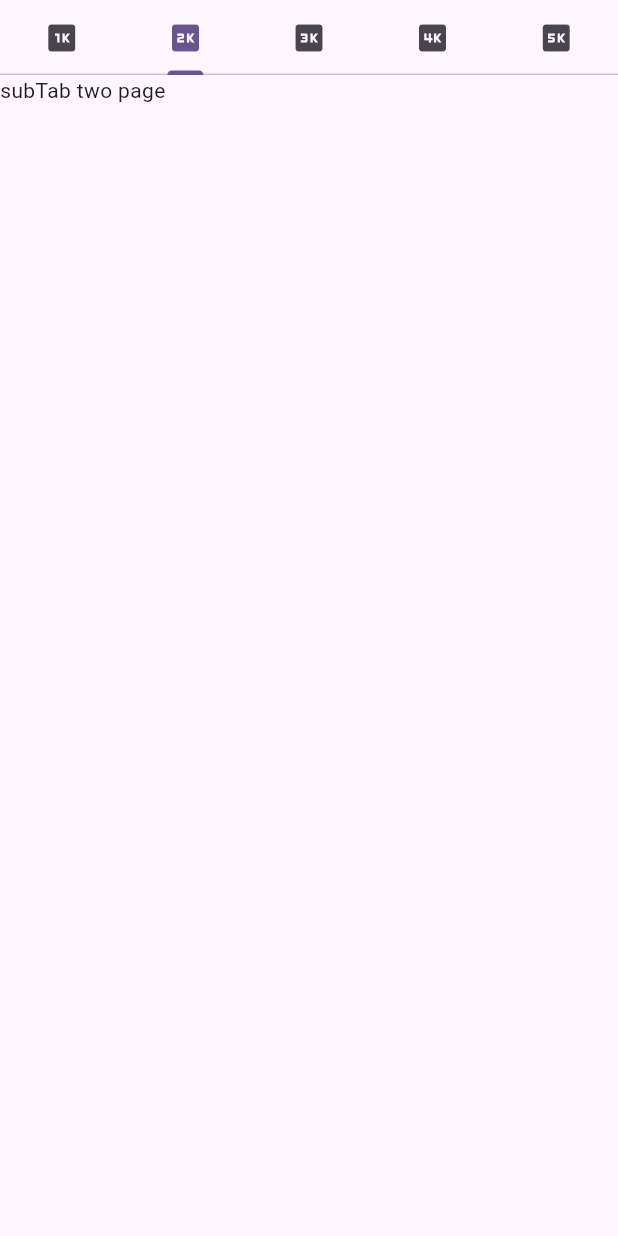
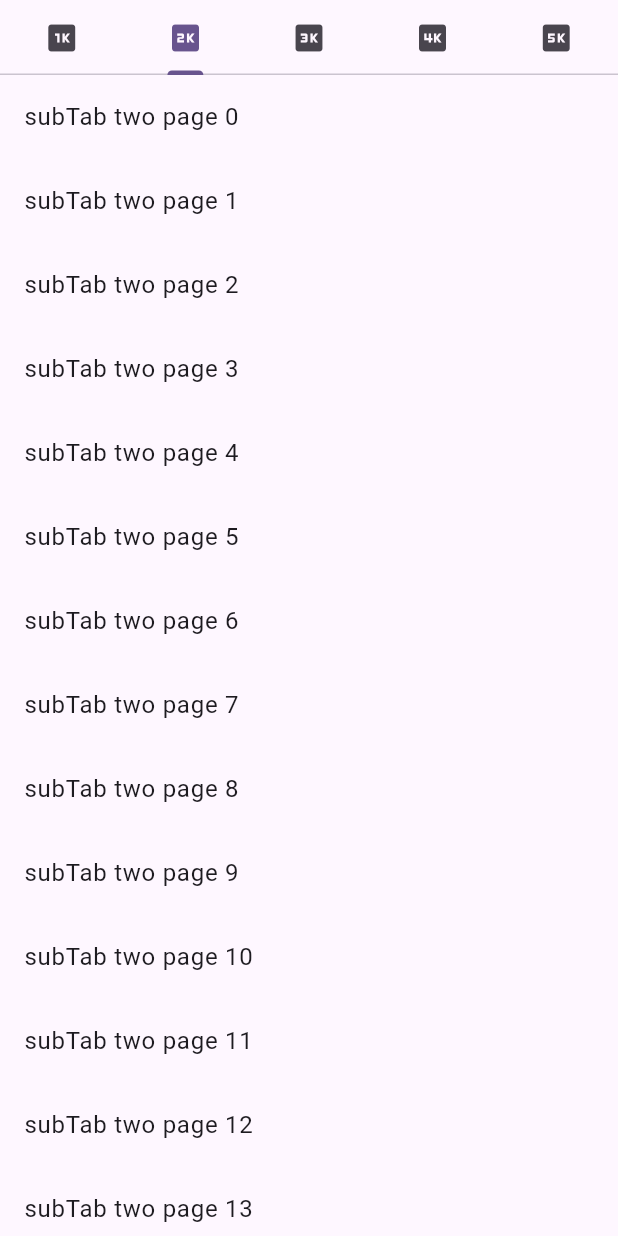
Before and after one commit to arcanine33/nested_tab_bar_view_example, a Flutter app: the TabBarView2 widget shown alone on an empty page, opened directly, tab 2 chosen, on a phone screen of 412 x 824 dp. Run offline on Flutter 3.47's test engine with Material 3 defaults, Android fonts, the phone set to English and light mode, and no system bars; missing offline and left inert: nested_scroll_views.

Commit message:
feat: 서브탭뷰1 적용

```diff
--- a/lib/tab_bar_view_2.dart
+++ b/lib/tab_bar_view_2.dart
@@ -1,4 +1,6 @@
 import 'package:flutter/material.dart';
+import 'package:flutter/rendering.dart';
+import 'package:nested_tab_bar_view/sub_tab_bar_view_1.dart';
 
 class TabBarView2 extends StatefulWidget {
   const TabBarView2({super.key});
@@ -9,11 +11,19 @@ class TabBarView2 extends StatefulWidget {
 
 class _TabBarView2State extends State<TabBarView2>  with TickerProviderStateMixin {
   late final TabController _tabController;
+  double appBarHeight = 50;
+
 
   @override
   void initState() {
     _tabController = TabController(length: 5, vsync: this);
     super.initState();
+  }
+
+  @override
+  void dispose() {
+    _tabController.dispose();
+    super.dispose();
   }
 
   @override
@@ -24,7 +34,7 @@ class _TabBarView2State extends State<TabBarView2>  with TickerProviderStateMixi
           SliverAppBar(
             toolbarHeight: 0, // between major tab space 0
             bottom: PreferredSize(
-              preferredSize: Size.fromHeight(50), // optional
+              preferredSize: Size.fromHeight(appBarHeight), // optional
               child: TabBar(
                 controller: _tabController,
                 tabs: [
@@ -42,13 +52,63 @@ class _TabBarView2State extends State<TabBarView2>  with TickerProviderStateMixi
       body: TabBarView(
         controller: _tabController,
         children: [
-          Container(child: Text('subTab one page'),),
-          Container(child: Text('subTab two page'),),
-          Container(child: Text('subTab three page'),),
-          Container(child: Text('subTab four page'),),
-          Container(child: Text('subTab five page'),),
+          SubTabBarView1(),
+          ListView.builder(
+            itemBuilder: (context, index) => ListTile(
+              title: Text('subTab two page $index'),
+            ),
+            itemCount: 100,
+          ),
+          ListView.builder(
+            itemBuilder: (context, index) => ListTile(
+              title: Text('subTab three page $index'),
+            ),
+            itemCount: 100,
+          ),
+          ListView.builder(
+            itemBuilder: (context, index) => ListTile(
+              title: Text('subTab four page $index'),
+            ),
+            itemCount: 100,
+          ),
+          ListView.builder(
+            itemBuilder: (context, index) => ListTile(
+              title: Text('subTab five page $index'),
+            ),
+            itemCount: 100,
+          ),
         ],
       ),
     );
   }
+
+  bool _showSubTabBar(UserScrollNotification notification) {
+    if (notification.depth == 2) {
+      final currentOffset = PrimaryScrollController.of(context).offset;
+      if (notification.direction == ScrollDirection.reverse) {
+        if (currentOffset >= appBarHeight) {
+          return false;
+        }
+        PrimaryScrollController.of(context).animateTo(
+          appBarHeight,
+          duration: const Duration(milliseconds: 160),
+          curve: Curves.easeOut,
+        );
+        return false;
+      }
+
+      if (notification.direction == ScrollDirection.forward) {
+        if (currentOffset <= 0.0) {
+          return false;
+        }
+        PrimaryScrollController.of(context).animateTo(
+          0.0,
+          duration: const Duration(milliseconds: 240),
+          curve: Curves.easeOut,
+        );
+        return false;
+      }
+    }
+    return false;
+  }
 }
```
